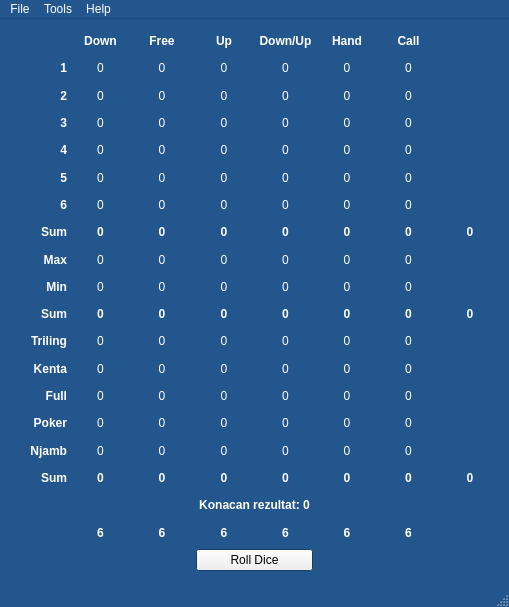
The window that mainwindow.ui (Sticky-Device/njamb) describes before a commit, drawn with Qt 5.
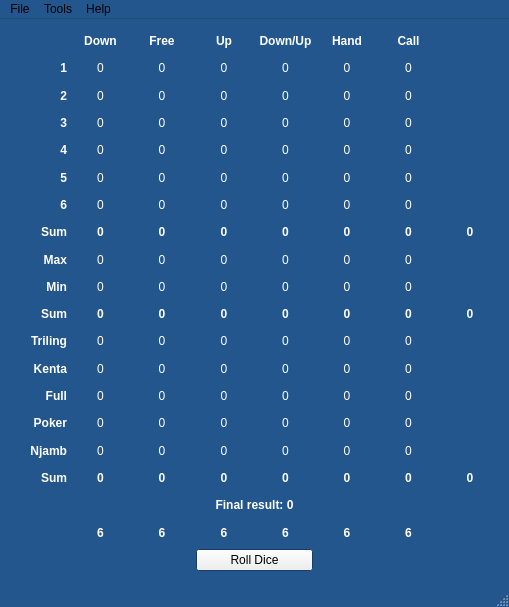
The same window after the commit.

Patch:
```diff
--- a/mainwindow.ui
+++ b/mainwindow.ui
@@ -1837,7 +1837,7 @@
        </font>
       </property>
       <property name="text">
-       <string>Konacan rezultat: 0</string>
+       <string>Final result: 0</string>
       </property>
       <property name="alignment">
        <set>Qt::AlignCenter</set>
@@ -1852,100 +1852,9 @@
      <x>0</x>
      <y>0</y>
      <width>509</width>
-     <height>22</height>
+     <height>21</height>
     </rect>
    </property>
-   <property name="palette">
-    <palette>
-     <active>
-      <colorrole role="WindowText">
-       <brush brushstyle="SolidPattern">
-        <color alpha="255">
-         <red>0</red>
-         <green>0</green>
-         <blue>0</blue>
-        </color>
-       </brush>
-      </colorrole>
-      <colorrole role="Text">
-       <brush brushstyle="SolidPattern">
-        <color alpha="255">
-         <red>0</red>
-         <green>0</green>
-         <blue>0</blue>
-        </color>
-       </brush>
-      </colorrole>
-      <colorrole role="ButtonText">
-       <brush brushstyle="SolidPattern">
-        <color alpha="255">
-         <red>255</red>
-         <green>255</green>
-         <blue>255</blue>
-        </color>
-       </brush>
-      </colorrole>
-     </active>
-     <inactive>
-      <colorrole role="WindowText">
-       <brush brushstyle="SolidPattern">
-        <color alpha="255">
-         <red>0</red>
-         <green>0</green>
-         <blue>0</blue>
-        </color>
-       </brush>
-      </colorrole>
-      <colorrole role="Text">
-       <brush brushstyle="SolidPattern">
-        <color alpha="255">
-         <red>0</red>
-         <green>0</green>
-         <blue>0</blue>
-        </color>
-       </brush>
-      </colorrole>
-      <colorrole role="ButtonText">
-       <brush brushstyle="SolidPattern">
-        <color alpha="255">
-         <red>255</red>
-         <green>255</green>
-         <blue>255</blue>
-        </color>
-       </brush>
-      </colorrole>
-     </inactive>
-     <disabled>
-      <colorrole role="WindowText">
-       <brush brushstyle="SolidPattern">
-        <color alpha="255">
-         <red>116</red>
-         <green>115</green>
-         <blue>115</blue>
-        </color>
-       </brush>
-      </colorrole>
-      <colorrole role="Text">
-       <brush brushstyle="SolidPattern">
-        <color alpha="255">
-         <red>116</red>
-         <green>115</green>
-         <blue>115</blue>
-        </color>
-       </brush>
-      </colorrole>
-      <colorrole role="ButtonText">
-       <brush brushstyle="SolidPattern">
-        <color alpha="255">
-         <red>116</red>
-         <green>115</green>
-         <blue>115</blue>
-        </color>
-       </brush>
-      </colorrole>
-     </disabled>
-    </palette>
-   </property>
    <widget class="QMenu" name="menuFile">
     <property name="title">
      <string>File</string>
```
Left out of the diff: 1 changed line with no effect on the pictures.
